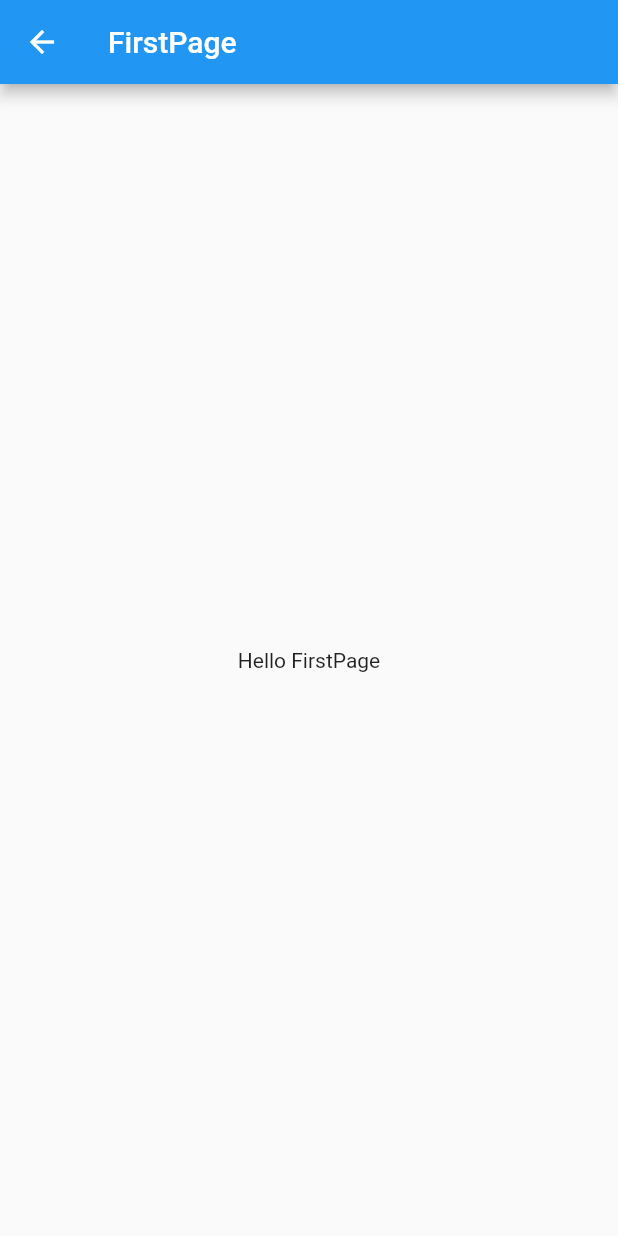
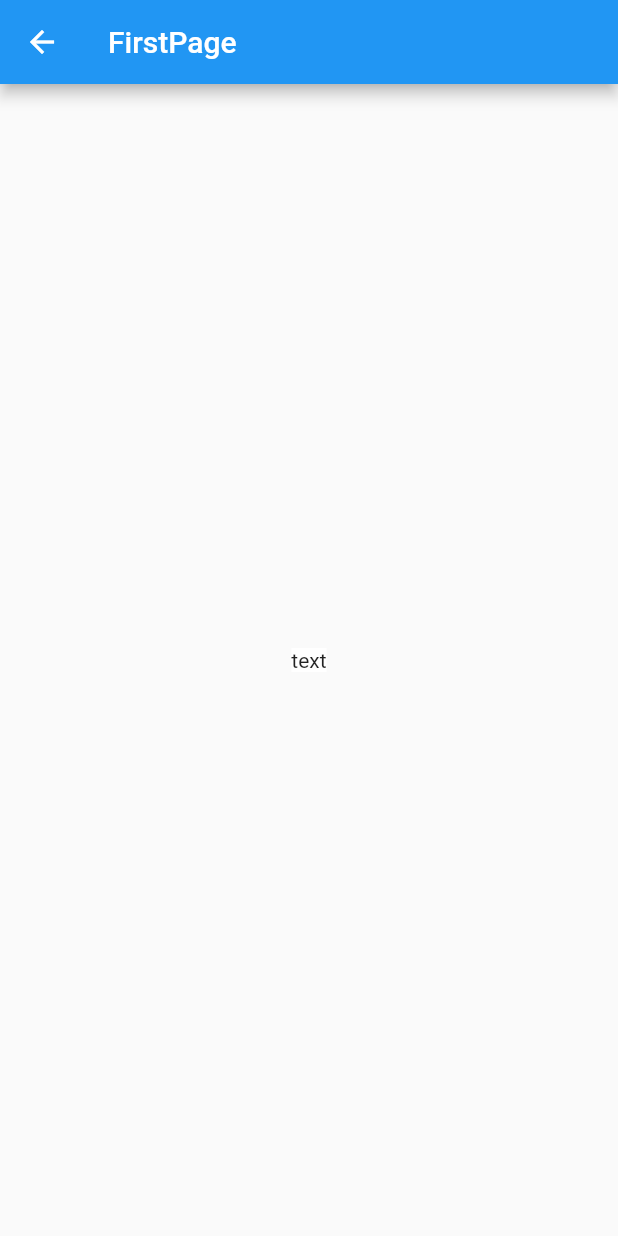
Before and after one commit to wysthelastcrazy/flutter_neonate, a Flutter app: the FirstPage screen opened directly, on a phone screen of 412 x 824 dp. Run offline on Flutter 3.47's test engine with Material 2 defaults, Android fonts, the phone set to English and light mode, and no system bars.

Commit message:
简单自定义StatefulWidget实现

```diff
--- /dev/null
+++ b/lib/Echo.dart
@@ -0,0 +1,20 @@
+import 'package:flutter/material.dart';
+
+class Echo extends StatelessWidget{
+
+  final String text;
+  final Color backgroundColor;
+
+  const Echo({Key? key, required this.text, this.backgroundColor = Colors.white}): super(key: key);
+
+  @override
+  Widget build(BuildContext context) {
+    return Center(
+      child: Container(
+        color: backgroundColor,
+        child: Text(text),
+      ),
+    );
+  }
+
+}
--- a/lib/FirstPage.dart
+++ b/lib/FirstPage.dart
@@ -1,4 +1,5 @@
 import 'package:flutter/material.dart';
+import 'package:flutter_neonate/Echo.dart';
 
 class FirstPage extends StatefulWidget{
   const FirstPage({Key? key}) : super(key: key);
@@ -13,9 +14,7 @@ class _FirstPageState extends State<FirstPage>{
       appBar: AppBar(
         title: const Text('FirstPage'),
       ),
-      body: const Center(
-       child: Text('Hello FirstPage'),
-      ),
+      body: const Echo(text: "text"),
     );
   }
 
```
